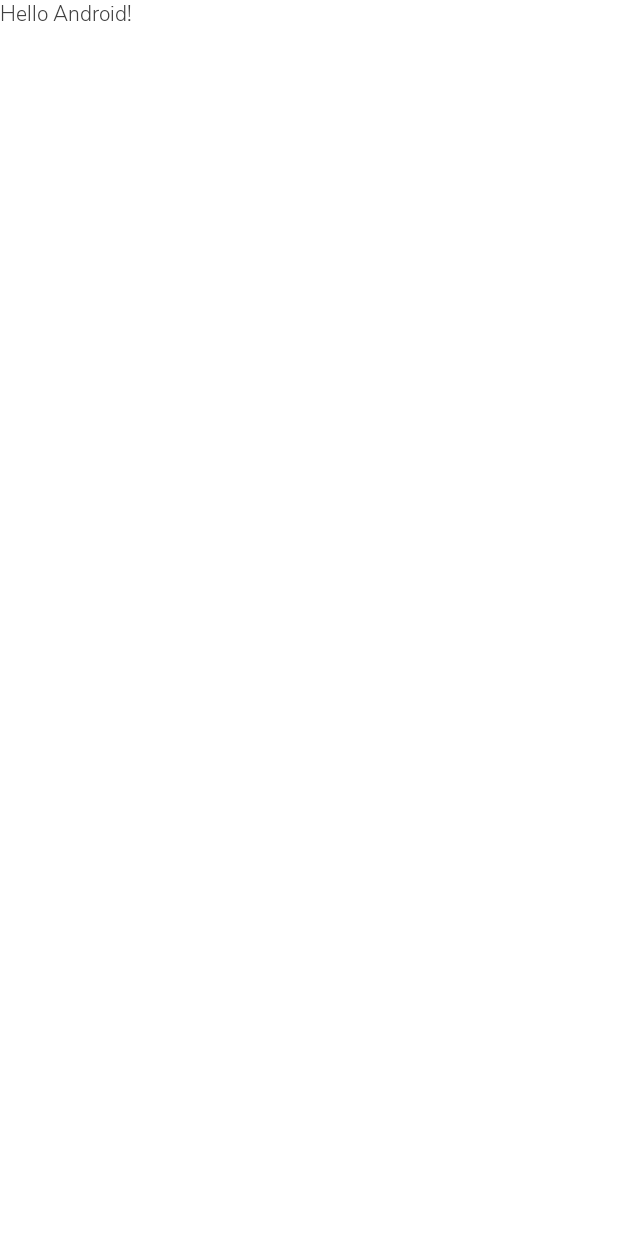
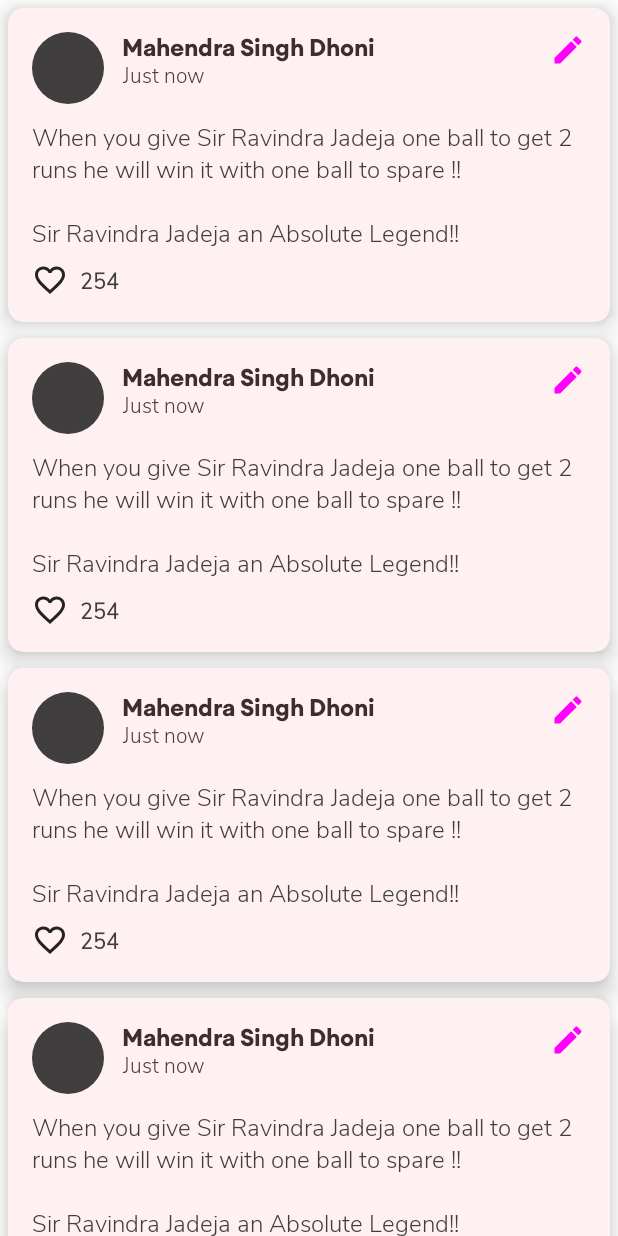
Before and after one commit to aqude/CodeForum-Jetpack-Compose, an Android app built with Jetpack Compose: the screen it shows after launch (MainActivity), on a phone screen of 412 x 824 dp. Before the commit the screen is almost empty. Run offline under Robolectric (Android 15) with nearby library versions, the phone set to English and light mode, and no system bars.

Commit message:
Added HomeFeed.kt

```diff
--- a/app/src/main/java/com/example/codeforum/MainActivity.kt
+++ b/app/src/main/java/com/example/codeforum/MainActivity.kt
@@ -8,6 +8,11 @@ import androidx.compose.material.Surface
 import androidx.compose.material.Text
 import androidx.compose.runtime.Composable
 import androidx.compose.ui.tooling.preview.Preview
+import androidx.navigation.compose.NavHost
+import androidx.navigation.compose.composable
+import androidx.navigation.compose.rememberNavController
+import com.example.codeforum.composables.HomeFeed
+import com.example.codeforum.composables.WelcomeScreen
 import com.example.codeforum.ui.theme.CodeForumTheme
 
 class MainActivity : ComponentActivity() {
@@ -15,24 +20,23 @@ class MainActivity : ComponentActivity() {
         super.onCreate(savedInstanceState)
         setContent {
             CodeForumTheme {
-                // A surface container using the 'background' color from the theme
-                Surface(color = MaterialTheme.colors.background) {
-                    Greeting("Android")
+                val navController = rememberNavController()
+
+                NavHost(
+                    navController = navController,
+                    startDestination = "homeFeed"
+                ){
+                    composable("welcome"){
+                        WelcomeScreen(){
+//                            Here we will call Sign In Method
+                        }
+                    }
+                    composable("homeFeed"){
+                        HomeFeed()
+                    }
                 }
+
             }
         }
     }
 }
-
-@Composable
-fun Greeting(name: String) {
-    Text(text = "Hello $name!")
-}
-
-@Preview(showBackground = true)
-@Composable
-fun DefaultPreview() {
-    CodeForumTheme {
-        Greeting("Android")
-    }
-}
--- /dev/null
+++ b/app/src/main/java/com/example/codeforum/composables/HomeFeed.kt
@@ -0,0 +1,262 @@
+package com.example.codeforum.composables
+
+import androidx.compose.foundation.Image
+import androidx.compose.foundation.background
+import androidx.compose.foundation.clickable
+import androidx.compose.foundation.layout.*
+import androidx.compose.foundation.lazy.LazyColumn
+import androidx.compose.foundation.shape.RoundedCornerShape
+import androidx.compose.material.Icon
+import androidx.compose.material.MaterialTheme
+import androidx.compose.material.Surface
+import androidx.compose.material.Text
+import androidx.compose.material.icons.Icons
+import androidx.compose.material.icons.filled.Edit
+import androidx.compose.material.icons.filled.Favorite
+import androidx.compose.material.icons.filled.FavoriteBorder
+import androidx.compose.runtime.Composable
+import androidx.compose.runtime.mutableStateListOf
+import androidx.compose.runtime.mutableStateOf
+import androidx.compose.runtime.*
+import androidx.compose.ui.Alignment
+import com.example.codeforum.R
+import androidx.compose.ui.Modifier
+import androidx.compose.ui.draw.clip
+import androidx.compose.ui.draw.shadow
+import androidx.compose.ui.focus.focusModifier
+import androidx.compose.ui.graphics.Color
+import androidx.compose.ui.graphics.painter.Painter
+import androidx.compose.ui.res.painterResource
+import androidx.compose.ui.text.font.FontWeight
+import androidx.compose.ui.text.style.TextAlign
+import androidx.compose.ui.text.style.TextOverflow
+import androidx.compose.ui.tooling.preview.Preview
+import androidx.compose.ui.unit.dp
+import androidx.compose.ui.unit.sp
+import com.example.codeforum.ui.theme.AndroidEuclid
+import com.example.codeforum.ui.theme.CodeForumTheme
+import com.example.codeforum.ui.theme.PinkText
+import java.lang.reflect.Type
+
+@Composable
+fun HomeFeed() {
+    Surface(
+        color = MaterialTheme.colors.background,
+        modifier = Modifier
+            .fillMaxSize(),
+    ) {
+        LazyColumn(
+            modifier = Modifier
+                .fillMaxSize()
+        ) {
+            items(
+                count = 5
+            ) {
+                PostItem(
+                    modifier = Modifier
+                        .wrapContentHeight()
+                        .fillMaxWidth()
+                        .padding(5.dp)
+                        .shadow(10.dp, RoundedCornerShape(10.dp))
+                        .clip(RoundedCornerShape(10.dp))
+                        .background(MaterialTheme.colors.primary)
+                        .padding(16.dp),
+                )
+            }
+        }
+    }
+}
+
+@Composable
+fun PostItem(
+    modifier: Modifier,
+) {
+    Column(modifier) {
+        UserInfoSection()
+
+        PostMessage()
+
+        Row() {
+            LikeButtonIcon()
+
+            Text(
+                text = "254",
+                modifier = Modifier.padding(top = 12.dp),
+                fontWeight = FontWeight.SemiBold
+            )
+
+        }
+    }
+}
+
+@Composable
+private fun EditPostButtonIcon(
+    isAuthor: Boolean = true
+) {
+    val isLight = MaterialTheme.colors.isLight
+
+    val tint = if (isLight) {
+        Color.Magenta
+    } else {
+        Color.Yellow
+    }
+    if(isAuthor) {
+        Icon(
+            imageVector = Icons.Default.Edit,
+            contentDescription = "User Image",
+            tint = tint
+        )
+    }
+}
+
+
+@Composable
+private fun LikeButtonIcon(
+
+) {
+    var isLiked by remember {
+        mutableStateOf(false)
+    }
+
+    val imageVector = if (isLiked) {
+        Icons.Default.Favorite
+    } else {
+        Icons.Default.FavoriteBorder
+    }
+
+    val likedTint = if (isLiked) {
+        Color.Red
+    } else {
+        MaterialTheme.colors.onPrimary
+    }
+
+    Icon(
+        imageVector = imageVector,
+        contentDescription = "Like Button",
+        tint = likedTint,
+        modifier = Modifier
+            .padding(
+                top = 8.dp,
+                end = 8.dp
+            )
+            .clickable {
+                isLiked = !isLiked
+            }
+    )
+}
+
+@Composable
+private fun PostMessage(
+    postMessage: String = "When you give Sir Ravindra Jadeja one ball to get 2 runs he will win it with one ball to spare !! \n\nSir Ravindra Jadeja an Absolute Legend!!"
+) {
+    Text(
+        text = postMessage,
+        modifier = Modifier
+            .padding(
+                top = 12.dp
+            ),
+        fontSize = 16.sp,
+        fontWeight = FontWeight.Normal
+    )
+}
+
+@Composable
+private fun UserInfoSection() {
+    Row(
+        modifier = Modifier
+            .fillMaxWidth(),
+        horizontalArrangement = Arrangement.SpaceBetween
+    ) {
+        UserImageAndDetails()
+
+        EditPostButtonIcon()
+    }
+}
+
+@Composable
+private fun UserImageAndDetails() {
+    Row() {
+        UserDisplayImage()
+
+        UserDetailsColumn()
+    }
+}
+
+@Composable
+private fun UserDisplayImage(
+    userImage: Painter = painterResource(id = R.drawable.ic_user)
+) {
+    Icon(
+        painter = userImage,
+        contentDescription = "User Image",
+        modifier = Modifier
+            .size(48.dp)
+            .clip(MaterialTheme.shapes.medium)
+    )
+}
+
+@Composable
+private fun UserDetailsColumn() {
+    Column(
+        modifier = Modifier
+            .wrapContentWidth()
+            .padding(horizontal = 12.dp),
+        verticalArrangement = Arrangement.Top
+    ) {
+        UserDisplayName()
+
+        CreatedAt()
+    }
+}
+
+@Composable
+private fun CreatedAt() {
+
+    val isLight = MaterialTheme.colors.isLight
+
+    val textColor = if(isLight) {
+        PinkText
+    } else {
+        Color.LightGray
+    }
+
+    Text(
+        text = "Just now",
+        fontWeight = FontWeight.Light,
+        textAlign = TextAlign.Center,
+        color = textColor,
+        maxLines = 1
+    )
+}
+
+@Composable
+private fun UserDisplayName(
+    name: String = "Mahendra Singh Dhoni"
+) {
+    Text(
+        text = name,
+        fontFamily = AndroidEuclid,
+        fontWeight = FontWeight.Bold,
+        textAlign = TextAlign.Center,
+        color = MaterialTheme.colors.secondary,
+        fontSize = 16.sp,
+        maxLines = 1,
+        overflow = TextOverflow.Ellipsis
+    )
+}
+
+@Preview(showBackground = true)
+@Composable
+private fun PreviewDarkHomeFeed() {
+    CodeForumTheme(darkTheme=true) {
+        HomeFeed()
+    }
+}
+
+@Preview(showBackground = true)
+@Composable
+private fun PreviewLightHomeFeed() {
+    CodeForumTheme(darkTheme=false) {
+        HomeFeed()
+    }
+}
--- a/app/src/main/java/com/example/codeforum/ui/theme/Color.kt
+++ b/app/src/main/java/com/example/codeforum/ui/theme/Color.kt
@@ -7,6 +7,7 @@ val White150 = White.copy(alpha = 0.15F)
 val White850 = White.copy(alpha = 0.85F)
 val Pink100 = Color(0xFFFFF1F1)
 val Pink900 = Color(0xFF3F2C2C)
+val PinkText = Color(0xFF533939)
 val Gray = Color(0xFF232323)
 val Green300 = Color(0xFFB8C9B8)
 val Green900 = Color(0xFF2D3B2D)
--- a/app/src/main/java/com/example/codeforum/ui/theme/Type.kt
+++ b/app/src/main/java/com/example/codeforum/ui/theme/Type.kt
@@ -11,7 +11,7 @@ import com.example.codeforum.R
 private val NunitoBold = FontFamily(Font(R.font.nunitosans_bold))
 private val NunitoSemiBold = FontFamily(Font(R.font.nunitosans_semibold))
 private val NunitoLight = FontFamily(Font(R.font.nunitosans_light))
-private val AndroidEuclid = FontFamily(Font(R.font.androideuclid_bold))
+val AndroidEuclid = FontFamily(Font(R.font.androideuclid_bold))
 
 // Set of Material typography styles to start with
 val Typography = Typography(
```
Also changed, not shown: app/src/main/java/com/example/codeforum/composables/WelcomeScreen.kt (+28 -12 lines), app/src/main/java/com/example/codeforum/models/User.kt (added, +9 -0 lines), app/src/main/res/drawable-v24/ic_dark_welcome_illos.xml (deleted, +0 -9 lines), app/src/main/res/drawable-v24/ic_light_welcome_illos.xml (deleted, +0 -9 lines), app/src/main/res/drawable-v24/ic_dark_phone.png, app/src/main/res/drawable-v24/ic_light_phone.png, app/src/main/res/drawable-v24/ic_user.png (added).
